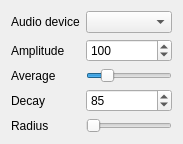
Qt form Effects/SwirlCirclesAudio/SwirlCirclesAudio.ui (DLdota/OpenRGBEffectsPlugin) before a commit.
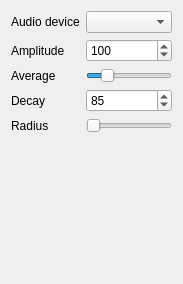
The same form after that commit. Custom widgets are drawn as their Qt base class.

Patch:
```diff
--- a/Effects/SwirlCirclesAudio/SwirlCirclesAudio.ui
+++ b/Effects/SwirlCirclesAudio/SwirlCirclesAudio.ui
@@ -7,7 +7,7 @@
     <x>0</x>
     <y>0</y>
     <width>183</width>
-    <height>140</height>
+    <height>284</height>
    </rect>
   </property>
   <property name="windowTitle">
@@ -111,6 +111,19 @@
      </property>
     </widget>
    </item>
+   <item row="5" column="0" colspan="2">
+    <spacer name="verticalSpacer">
+     <property name="orientation">
+      <enum>Qt::Vertical</enum>
+     </property>
+     <property name="sizeHint" stdset="0">
+      <size>
+       <width>20</width>
+       <height>40</height>
+      </size>
+     </property>
+    </spacer>
+   </item>
   </layout>
  </widget>
  <customwidgets>
```
Left out of the diff: 104 changed lines with no effect on the pictures.
